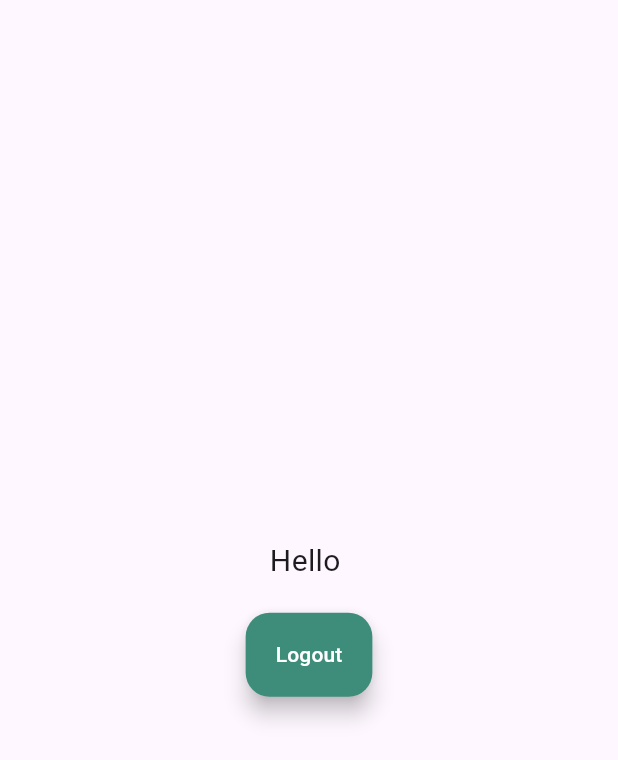
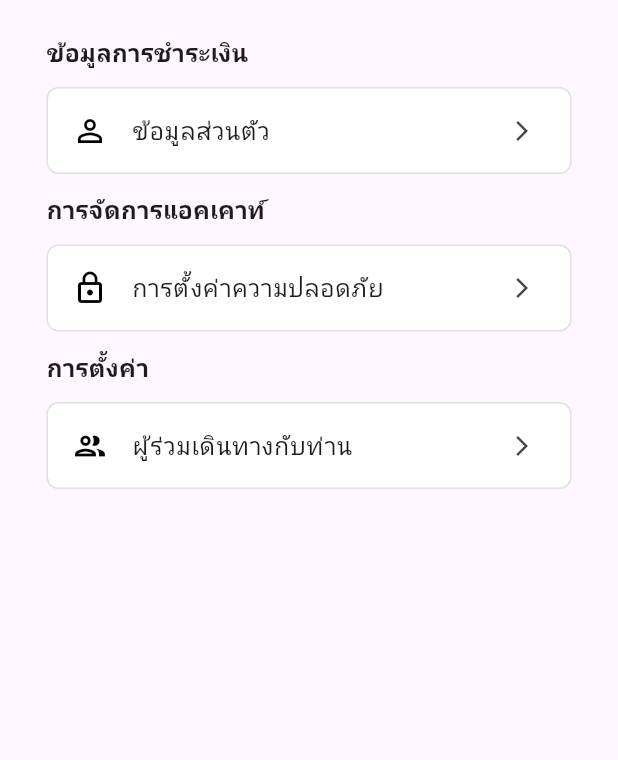
Before and after one commit to jatnipit/hotel-booking-project, a Flutter app: the UserProfileScreen widget shown alone on an empty page, opened directly, on a phone screen of 412 x 824 dp. Shown: the top 760 px of the screen. Run offline on Flutter 3.47's test engine with Material 3 defaults, Android fonts, the phone set to English and light mode, and no system bars; our stand-ins replace firebase_auth, firebase_core, google_sign_in; accounts and stored records are empty; network calls fail.

Commit message:
profile page update

```diff
--- a/lib/app_colors.dart
+++ b/lib/app_colors.dart
@@ -4,4 +4,5 @@ class AppColors {
   static const Color primary = Color(0xff3D8D7A);
   static const Color secondary = Color(0xffA3D1C6);
   static const Color loginIcon = Color(0xffB3D8A8);
+  static const Color appBackground = Color.fromARGB(255, 234, 234, 234);
 }
--- a/lib/main.dart
+++ b/lib/main.dart
@@ -70,6 +70,7 @@ class _MyAppState extends State<MyApp> {
             backgroundColor: AppColors.primary,
           ),
           body: screens[screenIndex],
+          backgroundColor: Colors.white,
           bottomNavigationBar: Container(
             height: 70,
             decoration: const BoxDecoration(
--- a/lib/screens/user_profile_screen.dart
+++ b/lib/screens/user_profile_screen.dart
@@ -16,41 +16,165 @@ class _UserProfileScreenState extends State<UserProfileScreen> {
     // Check the current user dynamically during build
     final user = FirebaseAuth.instance.currentUser;
 
-    return Center(
-      child: Column(
-        mainAxisAlignment: MainAxisAlignment.center, // Centers items vertically
-        crossAxisAlignment:
-            CrossAxisAlignment.center, // Centers items horizontally
-        mainAxisSize: MainAxisSize.min, // Only take as much space as needed
-        children: [
-          Text(
-            user != null ? 'Hello ${user.email}' : 'You are not logged in.',
-            style: TextStyle(fontSize: 20),
+    // return Center(
+    //   child: Column(
+    //     mainAxisAlignment: MainAxisAlignment.center, // Centers items vertically
+    //     crossAxisAlignment:
+    //         CrossAxisAlignment.center, // Centers items horizontally
+    //     mainAxisSize: MainAxisSize.min, // Only take as much space as needed
+    //     children: [
+    //       Text(
+    //         user != null ? 'Hello ${user.email}' : 'You are not logged in.',
+    //         style: TextStyle(fontSize: 20),
+    //       ),
+    //       SizedBox(height: 20),
+    //       FloatingActionButton.extended(
+    //         onPressed: () async {
+    //           if (user == null) {
+    //             // If no user is signed in, navigate to the login page.
+    //             Navigator.push(
+    //               context,
+    //               MaterialPageRoute(builder: (context) => LoginPage()),
+    //             );
+    //           } else {
+    //             // If a user is signed in, sign them out.
+    //             await FirebaseAuth.instance.signOut();
+    //             // Update the UI by calling setState so that currentUser reflects the change.
+    //             setState(() {});
+    //           }
+    //         },
+    //         label: Text(
+    //           user == null ? 'Login' : 'Logout',
+    //           style: TextStyle(color: Colors.white),
+    //         ),
+    //         backgroundColor: AppColors.primary,
+    //       ),
+    //     ],
+    //   ),
+    // );
+
+    return Padding(
+      padding: EdgeInsets.all(15),
+      // child: ListView(
+      //   children: [
+      //     const SectionHeader(title: 'ข้อมูลการชำระเงิน'),
+      //     const CustomListTile(title: 'Rewards & Wallet'),
+      //     const CustomListTile(title: 'วิธีชำระเงิน'),
+      //     const SectionHeader(title: 'การจัดการแอคเคาท์'),
+      //     const CustomListTile(title: 'ข้อมูลส่วนตัว'),
+      //     const CustomListTile(title: 'การตั้งค่าความปลอดภัย'),
+      //     const SectionHeader(title: 'การตั้งค่า'),
+      //     const CustomListTile(title: 'การตั้งค่าอุปกรณ์'),
+      //   ],
+      // ),
+      child: ListView(
+        children: const [
+          const SectionHeader(title: 'ข้อมูลการชำระเงิน'),
+          CustomListTile(
+            title: 'ข้อมูลส่วนตัว',
+            leadingIcon: Icons.person_outline,
           ),
-          SizedBox(height: 20),
-          FloatingActionButton.extended(
-            onPressed: () async {
-              if (user == null) {
-                // If no user is signed in, navigate to the login page.
-                Navigator.push(
-                  context,
-                  MaterialPageRoute(builder: (context) => LoginPage()),
-                );
-              } else {
-                // If a user is signed in, sign them out.
-                await FirebaseAuth.instance.signOut();
-                // Update the UI by calling setState so that currentUser reflects the change.
-                setState(() {});
-              }
-            },
-            label: Text(
-              user == null ? 'Login' : 'Logout',
-              style: TextStyle(color: Colors.white),
-            ),
-            backgroundColor: AppColors.primary,
+          const SectionHeader(title: 'การจัดการแอคเคาท์'),
+          CustomListTile(
+            title: 'การตั้งค่าความปลอดภัย',
+            leadingIcon: Icons.lock_outline,
           ),
+          const SectionHeader(title: 'การตั้งค่า'),
+          CustomListTile(
+            title: 'ผู้ร่วมเดินทางกับท่าน',
+            leadingIcon: Icons.group_outlined,
+          ),
+          // ... more tiles
         ],
       ),
     );
   }
 }
+
+class SectionHeader extends StatelessWidget {
+  final String title;
+  const SectionHeader({super.key, required this.title});
+
+  @override
+  Widget build(BuildContext context) {
+    return Container(
+      padding: const EdgeInsets.symmetric(horizontal: 16, vertical: 8),
+      child: Text(
+        title,
+        style: const TextStyle(
+          fontWeight: FontWeight.bold,
+          fontSize: 16,
+        ),
+      ),
+    );
+  }
+}
+
+// Simple tile for each item in a section
+class CustomListTile extends StatelessWidget {
+  final String title;
+  final IconData leadingIcon;
+
+  const CustomListTile({
+    super.key,
+    required this.title,
+    required this.leadingIcon,
+  });
+
+  @override
+  Widget build(BuildContext context) {
+    return Container(
+      margin: const EdgeInsets.symmetric(horizontal: 16, vertical: 4),
+      decoration: BoxDecoration(
+        color: Colors.white,
+        border: Border.all(color: Colors.grey.shade300), // Light grey border
+        borderRadius: BorderRadius.circular(8), // Rounded corners
+      ),
+      child: ListTile(
+        leading: Icon(
+          leadingIcon,
+          color: Colors.black,
+        ),
+        title: Text(
+          title,
+          style: const TextStyle(fontSize: 16),
+        ),
+        trailing: const Icon(
+          Icons.arrow_forward_ios,
+          size: 16,
+        ),
+        onTap: () {},
+      ),
+    );
+  }
+}
+
+// class CustomListTile extends StatelessWidget {
+//   final String title;
+
+//   const CustomListTile({super.key, required this.title});
+
+//   @override
+//   Widget build(BuildContext context) {
+//     return Container(
+//       // Example: single bottom border
+//       decoration: const BoxDecoration(
+//         border: Border(
+//           bottom: BorderSide(color: Colors.grey, width: 1),
+//         ),
+//       ),
+//       // Or for a full border, use:
+//       // decoration: BoxDecoration(
+//       //   border: Border.all(color: Colors.grey, width: 1),
+//       //   borderRadius: BorderRadius.all(Radius.circular(8)),
+//       // ),
+//       child: ListTile(
+//         title: Text(title),
+//         trailing: const Icon(Icons.arrow_forward_ios, size: 16),
+//         onTap: () {
+//           // Handle tap
+//         },
+//       ),
+//     );
+//   }
+// }
```
Also changed, not shown: lib/authen/login_page.dart (+19 -3 lines), lib/authen/register_page.dart (+18 -9 lines).
